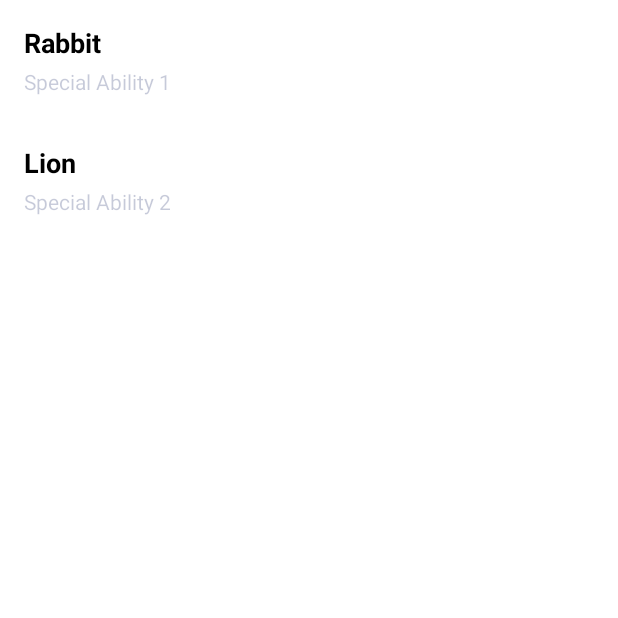
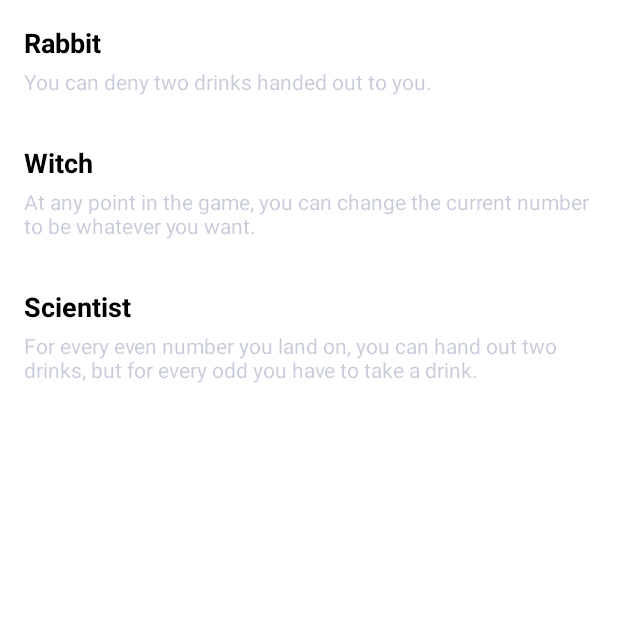
Before and after one commit to JakeyP99/High-To-Low, an Android app: the CharacterClassSelection screen opened directly, with no data from a screen before it, on a phone screen of 412 x 824 dp, the top half of it. Run offline under Robolectric (Android 15) with nearby library versions, the phone set to English and light mode, and no system bars; Roboto replaces fonts that are not available here.

Commit message:
Updated more characterclasses, and now you can click the class.

```diff
--- a/app/src/main/java/com/example/countingdowngame/createPlayer/CharacterClassAdapter.java
+++ b/app/src/main/java/com/example/countingdowngame/createPlayer/CharacterClassAdapter.java
@@ -6,6 +6,7 @@ import android.view.ViewGroup;
 import android.widget.TextView;
 
 import androidx.annotation.NonNull;
+import androidx.core.content.ContextCompat;
 import androidx.recyclerview.widget.RecyclerView;
 
 import com.example.countingdowngame.R;
@@ -14,6 +15,7 @@ import java.util.List;
 
 public class CharacterClassAdapter extends RecyclerView.Adapter<CharacterClassAdapter.ViewHolder> {
     private List<CharacterClassStore> characterClasses;
+    private int selectedItem = -1; // Initialize with no selection
 
     public CharacterClassAdapter(List<CharacterClassStore> characterClasses) {
         this.characterClasses = characterClasses;
@@ -31,8 +33,23 @@ public class CharacterClassAdapter extends RecyclerView.Adapter<CharacterClassAd
         CharacterClassStore characterClass = characterClasses.get(position);
         holder.classNameTextView.setText(characterClass.getClassName());
         holder.specialAbilityTextView.setText(characterClass.getSpecialAbility());
+
+        // Check if this item is the selected one and update the background
+        if (position == selectedItem) {
+            holder.itemView.setBackground(ContextCompat.getDrawable(holder.itemView.getContext(), R.drawable.buttonhighlight));
+        }  // Set a default background when the item is not selected
+        else {
+            // Set a default background when the item is not selected
+            holder.itemView.setBackground(ContextCompat.getDrawable(holder.itemView.getContext(), R.color.transparent));
+        }
+        // Set an onClickListener for item clicks
+        holder.itemView.setOnClickListener(view -> {
+            int previousSelected = selectedItem;
+            selectedItem = holder.getAdapterPosition(); // Get the current position dynamically
+            notifyItemChanged(previousSelected); // Unhighlight previous
+            notifyItemChanged(selectedItem); // Highlight the selected one
+        });
     }
-
     @Override
     public int getItemCount() {
         return characterClasses.size();
--- a/app/src/main/java/com/example/countingdowngame/createPlayer/CharacterClassSelection.java
+++ b/app/src/main/java/com/example/countingdowngame/createPlayer/CharacterClassSelection.java
@@ -12,25 +12,22 @@ import java.util.ArrayList;
 import java.util.List;
 
 public class CharacterClassSelection extends ButtonUtilsActivity {
-
-    private RecyclerView recyclerView;
-    private CharacterClassAdapter adapter;
-
     @Override
     protected void onCreate(Bundle savedInstanceState) {
         super.onCreate(savedInstanceState);
         setContentView(R.layout.characterclass_selection);
 
-        recyclerView = findViewById(R.id.playerRecyclerView);
+        RecyclerView recyclerView = findViewById(R.id.playerRecyclerView);
         recyclerView.setLayoutManager(new LinearLayoutManager(this));
 
         // Create a list of character classes (Rabbit and Lion)
         List<CharacterClassStore> characterClasses = new ArrayList<>();
-        characterClasses.add(new CharacterClassStore("Rabbit", "Special Ability 1"));
-        characterClasses.add(new CharacterClassStore("Lion", "Special Ability 2"));
+        characterClasses.add(new CharacterClassStore("Rabbit", "You can deny two drinks handed out to you."));
+        characterClasses.add(new CharacterClassStore("Witch", "At any point in the game, you can change the current number to be whatever you want."));
+        characterClasses.add(new CharacterClassStore("Scientist", "For every even number you land on, you can hand out two drinks, but for every odd you have to take a drink."));
 
         // Initialize the adapter and set it to the RecyclerView
-        adapter = new CharacterClassAdapter(characterClasses);
+        CharacterClassAdapter adapter = new CharacterClassAdapter(characterClasses);
         recyclerView.setAdapter(adapter);
     }
 }
```
